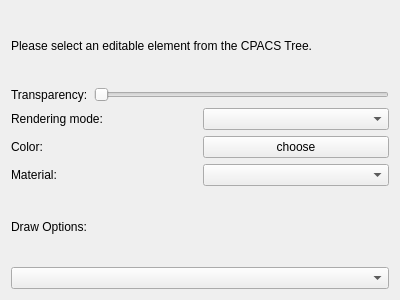
Above: TIGLCreator/src/modificators/ModificatorDisplayOptionsWidget.ui from DLR-SC/tigl before the change. Below: the same form after it.
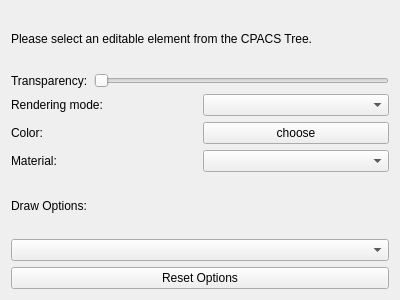
That is the form after the change.

Commit message: add reset options button

```diff
--- a/TIGLCreator/src/modificators/ModificatorDisplayOptionsWidget.ui
+++ b/TIGLCreator/src/modificators/ModificatorDisplayOptionsWidget.ui
@@ -124,6 +124,15 @@
       </property>
       </widget>
     </item>
+  <item>
+   <widget class="QPushButton" name="buttonResetOptions">
+    <property name="sizePolicy">
+    </property>
+    <property name="text">
+     <string>Reset Options</string>
+    </property>
+   </widget>
+  </item>
   </layout>
  </widget>
  <resources/>
```
The commit also changes 2 other files.
